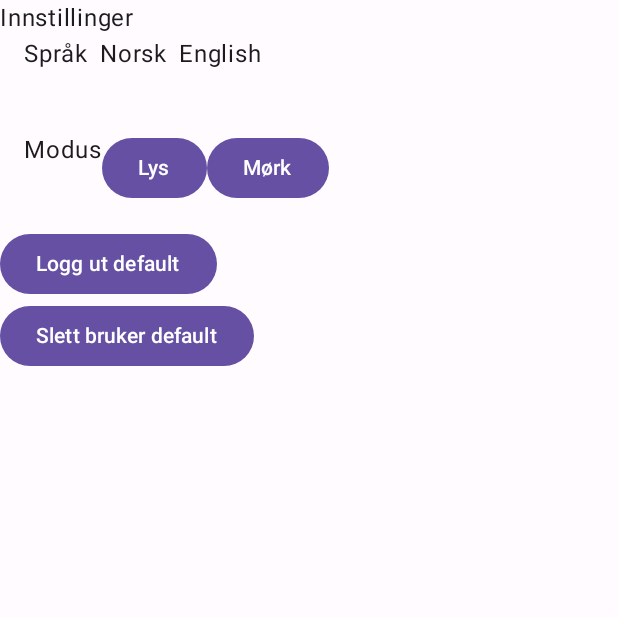
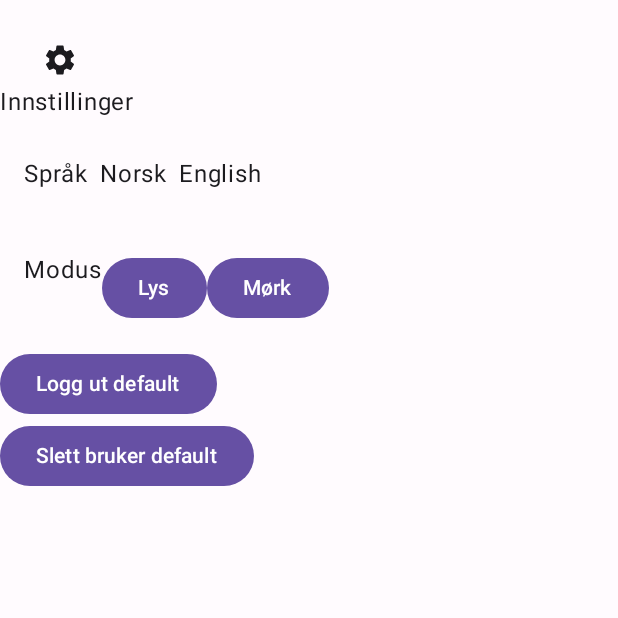
Before and after one commit to BjornToreLodding/HoplaGitHub, an Android app built with Jetpack Compose: the composable SettingsScreen shown on its own in the app's theme, on a phone screen of 412 x 824 dp, the top half of it. Run offline under Robolectric (Android 15) with nearby library versions, the phone set to English and light mode, and no system bars; our stand-ins replace livedata-compose.

Commit message:
Ikon settings

```diff
--- a/Android/app/src/main/java/com/example/hopla/SettingsScreen.kt
+++ b/Android/app/src/main/java/com/example/hopla/SettingsScreen.kt
@@ -6,11 +6,16 @@ import androidx.compose.runtime.Composable
 import androidx.compose.material3.Text
 import androidx.compose.foundation.clickable
 import androidx.compose.foundation.layout.*
+import androidx.compose.material.icons.Icons
+import androidx.compose.material.icons.filled.Settings
 import androidx.compose.material3.Button
+import androidx.compose.material3.Icon
+import androidx.compose.material3.IconButton
 import androidx.compose.runtime.State
 import androidx.compose.runtime.mutableStateOf
 import androidx.compose.ui.Modifier
 import androidx.compose.ui.res.stringResource
+import androidx.compose.ui.text.style.LineHeightStyle
 import androidx.compose.ui.unit.dp
 import androidx.lifecycle.SavedStateHandle
 import androidx.lifecycle.ViewModel
@@ -20,25 +25,42 @@ import java.util.Locale
 
 
 @Composable
-fun SettingsScreen(languageViewModel: LanguageViewModel,
+fun SettingsScreen(
+    languageViewModel: LanguageViewModel,
     themeViewModel: ThemeViewModel,
-                   userViewModel: UserViewModel) {
+    userViewModel: UserViewModel
+) {
+    Box(modifier = Modifier.fillMaxSize()) {
+        // Icon button in the top-right corner
+        IconButton(
+            onClick = { /* Handle click action */ },
+            modifier = Modifier
+                .padding(16.dp) // Add padding from edges
+        ) {
+            Icon(
+                imageVector = Icons.Default.Settings,
+                contentDescription = stringResource(R.string.settings)
+            )
+        }
+
+        Column(
+            modifier = Modifier
+                .fillMaxSize()
+                .padding(top = 56.dp)
+        ) {
             Text(text = stringResource(R.string.settings))
-    Column {
             LanguageSelection(languageViewModel)
             ModeSelection(languageViewModel, themeViewModel)
-        Button(onClick = {
-            userViewModel.logOut()
-        }) {
+            Button(onClick = { userViewModel.logOut() }) {
                 Text(text = stringResource(R.string.log_out))
             }
-        Button(onClick = {
-            userViewModel.deleteUser()
-        }) {
+            Button(onClick = { userViewModel.deleteUser() }) {
                 Text(text = stringResource(R.string.delete_user))
             }
         }
     }
+}
+
 
 class LanguageViewModel(
     private val context: Context,
```
Also changed, not shown: Android/app/src/main/java/com/example/hopla/Unused.kt (renamed from Android/app/src/main/java/com/example/hopla/ProfileScreen.kt). Lines whose indentation alone changed are shown as unchanged.
